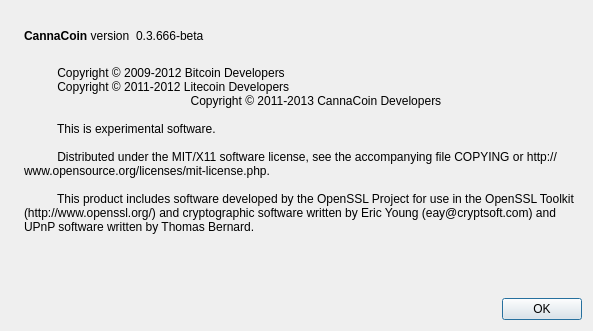
Above: src/qt/forms/aboutdialog.ui from Cannacoin-Project/Cannacoin before the change. Below: the same form after it.
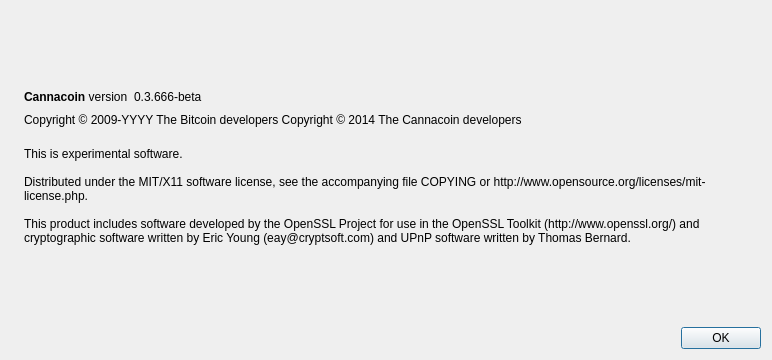
That is the form after the change. Icons and pictures are not drawn.

```diff
--- a/src/qt/forms/aboutdialog.ui
+++ b/src/qt/forms/aboutdialog.ui
@@ -6,8 +6,8 @@
    <rect>
     <x>0</x>
     <y>0</y>
-    <width>593</width>
-    <height>331</height>
+    <width>772</width>
+    <height>360</height>
    </rect>
   </property>
   <property name="windowTitle">
@@ -50,7 +50,7 @@
           <cursorShape>IBeamCursor</cursorShape>
          </property>
          <property name="text">
-          <string>&lt;b&gt;CannaCoin&lt;/b&gt; version</string>
+          <string>&lt;b&gt;Cannacoin&lt;/b&gt; version</string>
          </property>
          <property name="textInteractionFlags">
           <set>Qt::LinksAccessibleByMouse|Qt::TextSelectableByKeyboard|Qt::TextSelectableByMouse</set>
@@ -65,9 +65,6 @@
          <property name="text">
           <string notr="true">0.3.666-beta</string>
          </property>
-         <property name="textFormat">
-          <enum>Qt::RichText</enum>
-         </property>
          <property name="textInteractionFlags">
           <set>Qt::LinksAccessibleByMouse|Qt::TextSelectableByKeyboard|Qt::TextSelectableByMouse</set>
          </property>
@@ -88,6 +85,23 @@
        </item>
       </layout>
      </item>
+     <item>
+      <widget class="QLabel" name="copyrightLabel">
+       <property name="cursor">
+        <cursorShape>IBeamCursor</cursorShape>
+       </property>
+       <property name="text">
+        <string notr="true">Copyright &amp;copy; 2009-YYYY The Bitcoin developers
+Copyright &amp;copy; 2014 The Cannacoin developers</string>
+       </property>
+       <property name="textFormat">
+        <enum>Qt::RichText</enum>
+       </property>
+       <property name="textInteractionFlags">
+        <set>Qt::LinksAccessibleByMouse|Qt::TextSelectableByKeyboard|Qt::TextSelectableByMouse</set>
+       </property>
+      </widget>
+     </item>
      <item>
       <widget class="QLabel" name="label_2">
        <property name="cursor">
@@ -95,18 +109,11 @@
        </property>
        <property name="text">
         <string>
-          Copyright © 2009-2012 Bitcoin Developers
-          Copyright © 2011-2012 Litecoin Developers
-		  Copyright © 2011-2013 CannaCoin Developers
+This is experimental software.
 
-          This is experimental software.
+Distributed under the MIT/X11 software license, see the accompanying file COPYING or http://www.opensource.org/licenses/mit-license.php.
 
-          Distributed under the MIT/X11 software license, see the accompanying file COPYING or http://www.opensource.org/licenses/mit-license.php.
-
-          This product includes software developed by the OpenSSL Project for use in the OpenSSL Toolkit (http://www.openssl.org/) and cryptographic software written by Eric Young (eay@cryptsoft.com) and UPnP software written by Thomas Bernard.
-
-          
-        </string>
+This product includes software developed by the OpenSSL Project for use in the OpenSSL Toolkit (http://www.openssl.org/) and cryptographic software written by Eric Young (eay@cryptsoft.com) and UPnP software written by Thomas Bernard.</string>
        </property>
        <property name="wordWrap">
         <bool>true</bool>
```
Left out of the diff: 2 changed lines with no effect on the pictures.
